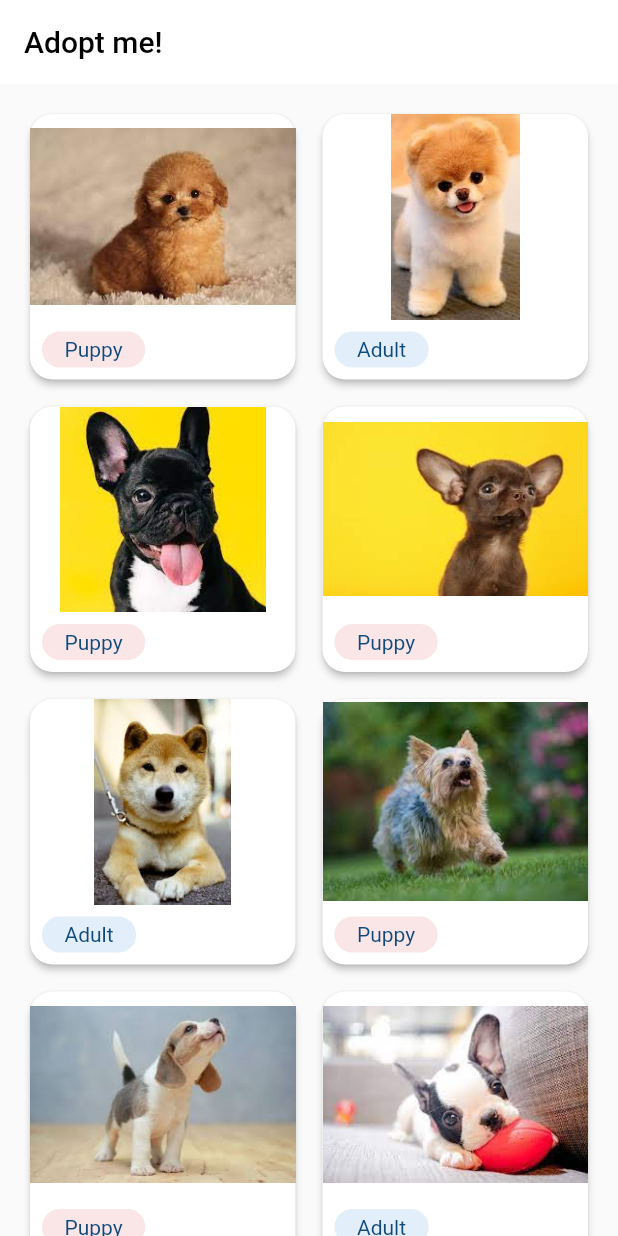
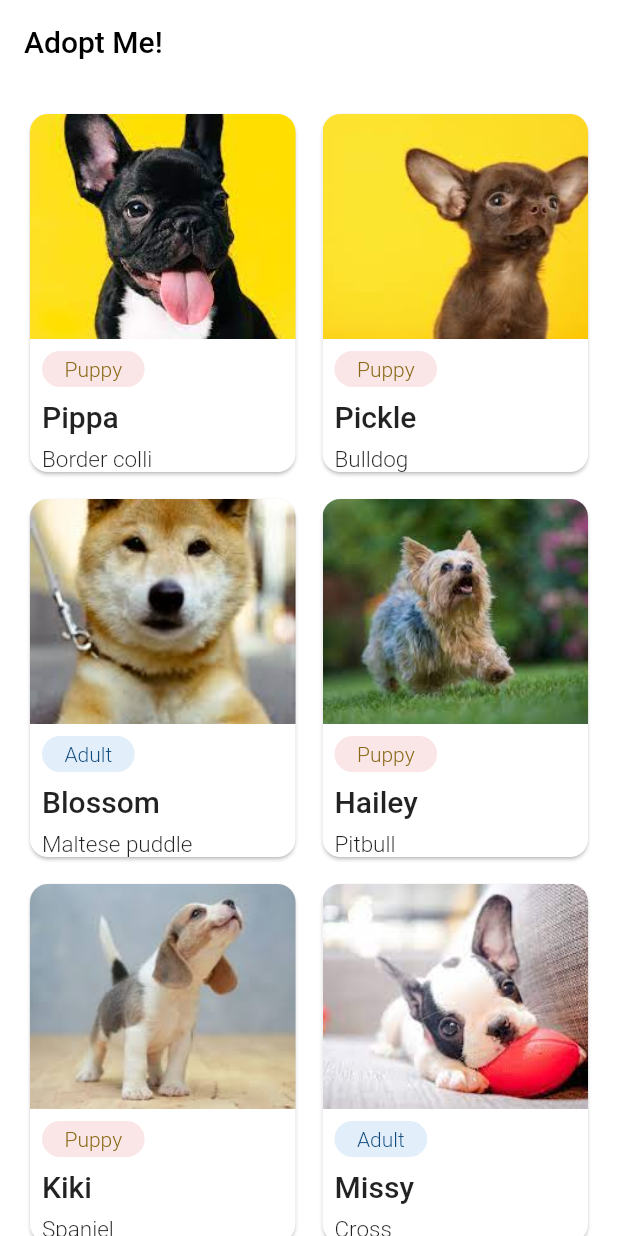
Before and after one commit to SachinKasaraddi/100daysofFlutter, a Flutter app: the screen it shows after launch, on a phone screen of 412 x 824 dp. Run offline on Flutter 3.47's test engine with Material 2 defaults, Android fonts, the phone set to English and light mode, and no system bars; Roboto replaces fonts that are missing (Roboto-Bold, Roboto-Light).

Commit message:
Day 6:Aligning as per design.

```diff
--- a/100daysofFlutter/lib/Dashboard.dart
+++ b/100daysofFlutter/lib/Dashboard.dart
@@ -1,3 +1,4 @@
+import 'package:flutter/cupertino.dart';
 import 'package:flutter/material.dart';
 
 class Dashboard extends StatelessWidget {
@@ -9,16 +10,17 @@ class Dashboard extends StatelessWidget {
       crossAxisSpacing: 10,
       mainAxisSpacing: 10,
       crossAxisCount: 2,
+      childAspectRatio: 0.75,
       children: <Widget>[
+        _puppyItem("assets/images/pet3.jpeg", "Puppy", true, "Pippa", "Border colli"),
+        _puppyItem("assets/images/pet4.jpeg", "Puppy", true, "Pickle", "Bulldog"),
+        _puppyItem("assets/images/pet5.jpeg", "Adult", false, "Blossom", "Maltese puddle"),
+        _puppyItem("assets/images/pet6.jpeg", "Puppy", true, "Hailey", "Pitbull"),
+        _puppyItem("assets/images/pet7.jpeg", "Puppy", true, "Kiki", "Spaniel"),
+        _puppyItem("assets/images/pet8.jpeg", "Adult", false, "Missy", "Cross"),
         _puppyItem("assets/images/pet1.jpeg", "Puppy", true, "Nora", "Corgi"),
         _puppyItem("assets/images/pet2.jpeg", "Adult", false, "Basil", "Cross"),
-        _puppyItem("assets/images/pet3.jpeg", "Puppy", true, "Nora", "Corgi"),
-        _puppyItem("assets/images/pet4.jpeg", "Puppy", true, "Basil", "Cross"),
-        _puppyItem("assets/images/pet5.jpeg", "Adult", false, "Nora", "Corgi"),
-        _puppyItem("assets/images/pet6.jpeg", "Puppy", true, "Basil", "Cross"),
-        _puppyItem("assets/images/pet7.jpeg", "Puppy", true, "Nora", "Corgi"),
-        _puppyItem("assets/images/pet8.jpeg", "Adult", false, "Basil", "Cross"),
-        _puppyItem("assets/images/pet9.jpeg", "Puppy", true, "Basil", "Cross"),
+        _puppyItem("assets/images/pet9.jpeg", "Puppy", true, "Tessa", "Border colli"),
       ],
     );
 
@@ -31,26 +33,44 @@ class Dashboard extends StatelessWidget {
           title: Align(
             alignment: Alignment.topLeft,
             child: Text(
-                'Adopt me!',
-                style: TextStyle(color: Colors.black),
+              'Adopt Me!',
+              style: TextStyle(
+                  color: Colors.black,
+                  fontFamily: 'Roboto-Bold',
+                  fontWeight: FontWeight.w500),
             ),
           ),
         ),
-          body: puppiesList),
+        body: Container(
+          color: Colors.white,
+          child: puppiesList,
+        ),
+      ),
     );
   }
 
   Card _puppyItem(String imagePath, String puppyType, bool isMale, String name,
       String breed) {
     return Card(
-      elevation: 2,
-      shape: RoundedRectangleBorder(borderRadius: BorderRadius.circular(15.0)),
+      elevation: 1,
+      clipBehavior: Clip.antiAliasWithSaveLayer,
+      shape: RoundedRectangleBorder(borderRadius: BorderRadius.circular(12.0)),
       child: Column(
+        crossAxisAlignment: CrossAxisAlignment.start,
+        mainAxisAlignment: MainAxisAlignment.start,
+        mainAxisSize: MainAxisSize.max,
         children: [
-          Expanded(
-            child: Image.asset(imagePath),
+          Container(
+            child: Image.asset(
+              imagePath,
+              height: 150,
+              width: double.infinity,
+              fit: BoxFit.cover,
+            ),
+            decoration: BoxDecoration(),
           ),
           Row(
+            mainAxisAlignment: MainAxisAlignment.spaceBetween,
             children: [
               Card(
                 color: isMale ? const Color(0xFFFAE6E6) : Color(0xFFE2EEF9),
@@ -64,10 +84,33 @@ class Dashboard extends StatelessWidget {
                   child: Text(
                     puppyType,
                     style: TextStyle(
-                          color: isMale ? Color(0xFF104A7D) : Color(0xFF104A7D)),
-                    )),
-              )
+                      color: isMale ? Color(0xFF8A6A18) : Color(0xFF104A7D),
+                      fontWeight: FontWeight.w300,
+                    ),
+                  ),
+                ),
+              ),
             ],
+          ),
+          Container(
+            margin: EdgeInsets.only(left: 8),
+            child: Text(
+              name,
+              style: TextStyle(
+                  fontWeight: FontWeight.w500,
+                  fontSize: 20,
+                  fontFamily: 'Roboto-Bold'),
+            ),
+          ),
+          Container(
+            margin: EdgeInsets.all(8),
+            child: Text(
+              breed,
+              style: TextStyle(
+                  fontSize: 15,
+                  fontWeight: FontWeight.w300,
+                  fontFamily: 'Roboto-Light'),
+            ),
           ),
         ],
       ),
--- a/100daysofFlutter/pubspec.yaml
+++ b/100daysofFlutter/pubspec.yaml
@@ -45,6 +45,11 @@ flutter:
   uses-material-design: true
   assets:
     - assets/images/
+fonts:
+  - family: RobotoMono
+    fonts:
+      - asset: fonts/RobotoMono-Regular.ttf
+      - asset: fonts/RobotoMono-Bold.ttf
   #   - images/a_dot_ham.jpeg
 
   # An image asset can refer to one or more resolution-specific "variants", see
```
Also changed, not shown: 100daysofFlutter/assets/screenshot_day_6.jpg (added), 100daysofFlutter/fonts/Roboto-Black.ttf (added), 100daysofFlutter/fonts/Roboto-BlackItalic.ttf (added), 100daysofFlutter/fonts/Roboto-Bold.ttf (added), 100daysofFlutter/fonts/Roboto-BoldItalic.ttf (added), 100daysofFlutter/fonts/Roboto-Italic.ttf (added), 100daysofFlutter/fonts/Roboto-Light.ttf (added), 100daysofFlutter/fonts/Roboto-LightItalic.ttf (added), 100daysofFlutter/fonts/Roboto-Medium.ttf (added), 100daysofFlutter/fonts/Roboto-MediumItalic.ttf (added), 100daysofFlutter/fonts/Roboto-Regular.ttf (added), 100daysofFlutter/fonts/Roboto-Thin.ttf (added), 100daysofFlutter/fonts/Roboto-ThinItalic.ttf (added), 1 other file. Lines whose indentation alone changed are shown as unchanged.
